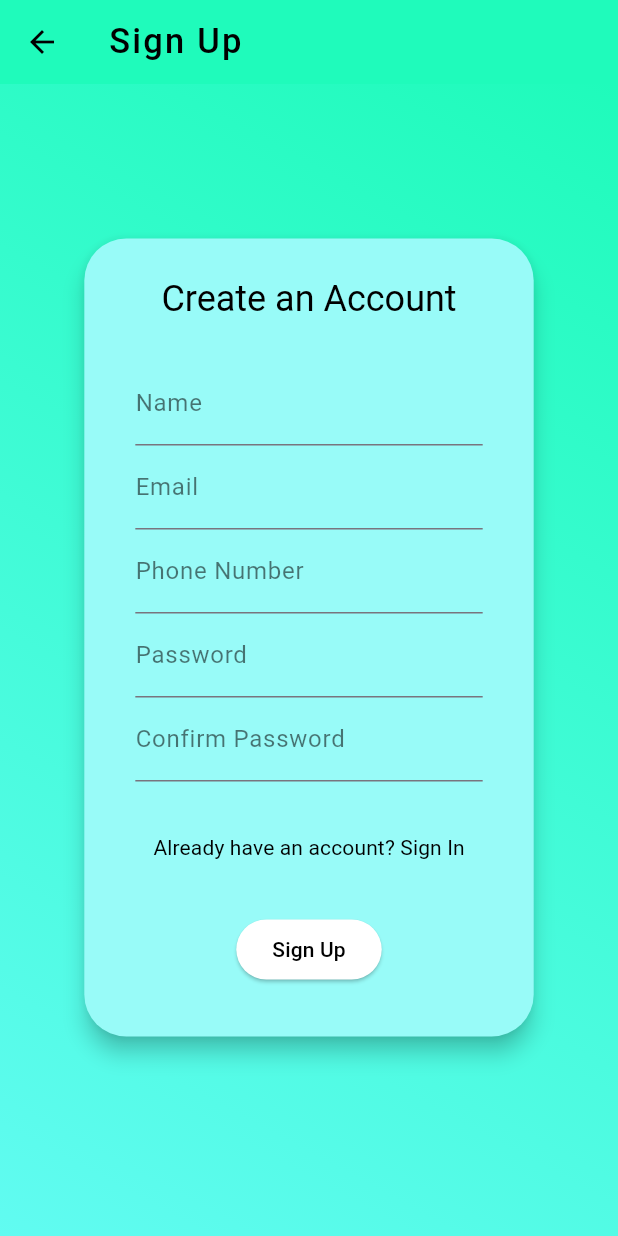
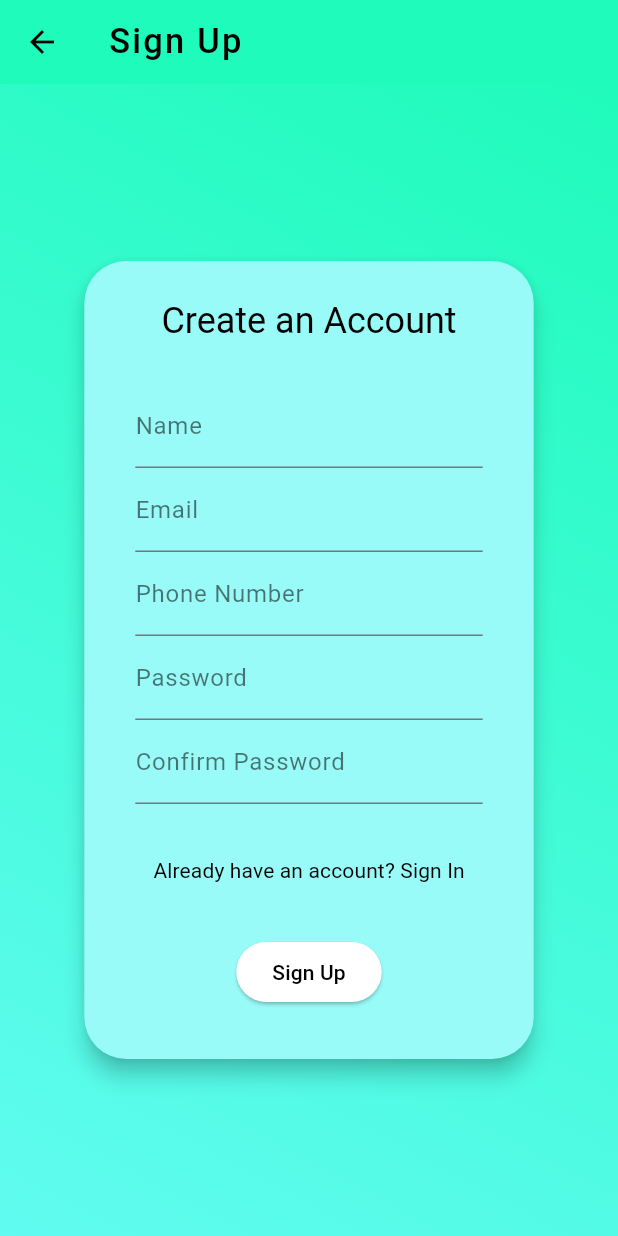
Before and after one commit to RaviNarayanBehera/chat_app, a Flutter app: the screen it shows after launch, after a tap on "Don't have an account? Sign Up", on a phone screen of 412 x 824 dp. Run offline on Flutter 3.47's test engine with Material 3 defaults, Android fonts, the phone set to English and light mode, and no system bars; our stand-ins replace cloud_firestore, firebase_auth, firebase_core, flutter_local_notifications, get, google_sign_in and 1 more; accounts and stored records are empty; network calls fail.

```diff
--- a/lib/main.dart
+++ b/lib/main.dart
@@ -1,4 +1,5 @@
 import 'package:chat_app/firebase_options.dart';
+import 'package:chat_app/services/local_notification_service.dart';
 import 'package:chat_app/theme/theme_controller.dart';
 import 'package:chat_app/views/auth/auth_manage.dart';
 import 'package:chat_app/views/auth/components/sign_in.dart';
@@ -12,6 +13,7 @@ import 'package:get/get.dart';
 Future<void> main() async {
   WidgetsFlutterBinding.ensureInitialized();
   await Firebase.initializeApp(options: DefaultFirebaseOptions.currentPlatform);
+  await LocalNotificationService.notificationService.initNotificationService();
   runApp(const MyApp());
 }
 
@@ -52,3 +54,10 @@ class MyApp extends StatelessWidget {
     );
   }
 }
+
+
+
+
+
+
+// 11:58
--- /dev/null
+++ b/lib/services/local_notification_service.dart
@@ -0,0 +1,37 @@
+import 'package:flutter_local_notifications/flutter_local_notifications.dart';
+
+class LocalNotificationService {
+  LocalNotificationService._();
+
+  static LocalNotificationService notificationService =
+      LocalNotificationService._();
+  FlutterLocalNotificationsPlugin plugin = FlutterLocalNotificationsPlugin();
+
+  //init
+  Future<void> initNotificationService() async {
+    plugin
+        .resolvePlatformSpecificImplementation<
+            AndroidFlutterLocalNotificationsPlugin>()!
+        .requestNotificationsPermission();
+    AndroidInitializationSettings android =
+        const AndroidInitializationSettings("mipmap/ic_launcher");
+    DarwinInitializationSettings iOS = const DarwinInitializationSettings();
+    InitializationSettings settings =
+        InitializationSettings(android: android, iOS: iOS);
+    await plugin.initialize(settings);
+  }
+
+  // show
+  Future<void> showNotification(String title,String body) async {
+    AndroidNotificationDetails androidDetails = const AndroidNotificationDetails(
+      "chat-app",
+      "Local Notification",
+      importance: Importance.max,
+      priority: Priority.max,
+    );
+    NotificationDetails notificationDetails = NotificationDetails(
+      android: androidDetails
+    );
+    await plugin.show(0, title, body, notificationDetails);
+  }
+}
--- a/lib/views/auth/components/sign_in.dart
+++ b/lib/views/auth/components/sign_in.dart
@@ -41,10 +41,7 @@ class SignIn extends StatelessWidget {
             end: Alignment.topRight,
           ),
         ),
-        child: Column(
-          mainAxisAlignment: MainAxisAlignment.center,
-          children: [
-            AlertDialog(
+        child: AlertDialog(
           shadowColor: Colors.black,
           backgroundColor: const Color(0xff27f2bc),
           title: const Center(child: Text('Welcome Back',style: TextStyle(color: Colors.black),)),
@@ -81,7 +78,7 @@ class SignIn extends StatelessWidget {
                   ),
                   const SizedBox(height: 10),
                   ElevatedButton(
-                        style: const ButtonStyle(backgroundColor: WidgetStatePropertyAll(Colors.white)),
+                    style: ButtonStyle(backgroundColor: WidgetStatePropertyAll(Colors.white)),
                     onPressed: () async {
                       String response = await AuthService.authService.signInWithEmailAndPassword(
                         controller.txtEmail.text,
@@ -113,9 +110,6 @@ class SignIn extends StatelessWidget {
             ),
           ),
         ),
-            const SizedBox(height: 28,),
-          ],
-        ),
       ),
     );
   }
--- a/lib/views/auth/components/sign_up.dart
+++ b/lib/views/auth/components/sign_up.dart
@@ -43,10 +43,7 @@ class SignUp extends StatelessWidget {
             end: Alignment.bottomLeft,
           ),
         ),
-        child: Column(
-          mainAxisAlignment: MainAxisAlignment.center,
-          children: [
-            AlertDialog(
+        child: AlertDialog(
           backgroundColor: const Color(0xff98fbf8),
           shadowColor: Colors.black,
           title: const Center(child: Text('Create an Account',style: TextStyle(color: Colors.black),)),
@@ -130,9 +127,6 @@ class SignUp extends StatelessWidget {
             ),
           ),
         ),
-            const SizedBox(height: 30,),
-          ],
-        ),
       ),
     );
   }
--- a/lib/views/home/chat_page.dart
+++ b/lib/views/home/chat_page.dart
@@ -1,6 +1,7 @@
 import 'package:chat_app/model/chat_model.dart';
 import 'package:chat_app/services/auth_service.dart';
 import 'package:chat_app/services/cloud_firestore_service.dart';
+import 'package:chat_app/services/local_notification_service.dart';
 import 'package:chat_app/views/home/home_page.dart';
 import 'package:cloud_firestore/cloud_firestore.dart';
 import 'package:flutter/material.dart';
@@ -251,6 +252,7 @@ class ChatPage extends StatelessWidget {
 
                       await CloudFireStoreService.cloudFireStoreService
                           .addChatInFireStore(chat);
+                      await LocalNotificationService.notificationService.showNotification(AuthService.authService.getCurrentUser()!.email!, chatController.txtMessage.text);
                       chatController.txtMessage.clear();
                     },
                     icon: const Icon(
```
Also changed, not shown: 1 other file. Lines whose indentation alone changed are shown as unchanged.
